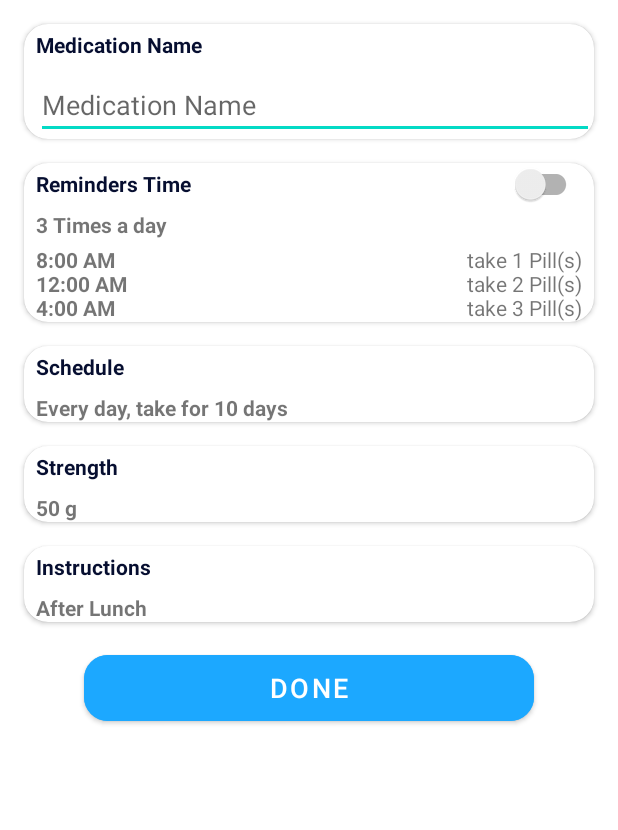
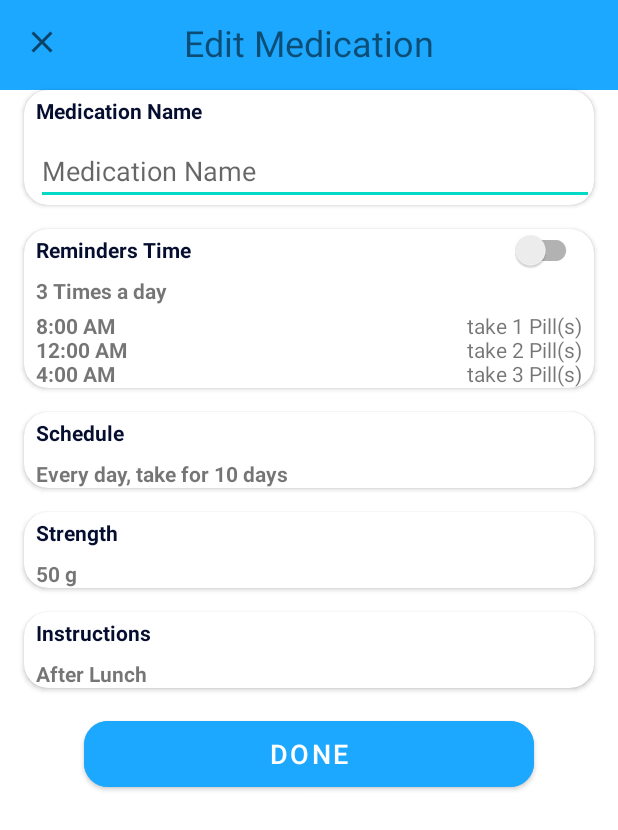
Before and after one commit to AhmedAbdallah125/Medical-Reminder, an Android app: the MedicationDrugEdit screen opened directly, with no data from a screen before it, on a phone screen of 412 x 824 dp. Shown: the top 830 px of the screen. Run offline under Robolectric (Android 15) with nearby library versions, the phone set to English and light mode, and no system bars.

Commit message:
solve conflict

```diff
--- a/app/src/main/java/com/team_three/medicalreminder/Home_Screen/view/HomeActivity.java
+++ b/app/src/main/java/com/team_three/medicalreminder/Home_Screen/view/HomeActivity.java
@@ -65,8 +65,10 @@ public class HomeActivity extends AppCompatActivity {
                 break;
             case R.id.nav_menu_medication:
                 selectFragment = new MedicationListFragment();
+                break;
             case R.id.nav_menu_updates:
                 selectFragment = new AddTaker();
+                break;
 
         }
         getSupportFragmentManager().beginTransaction().replace(
--- a/app/src/main/java/com/team_three/medicalreminder/medicationList/view/AcrtiveMedsFragment.java
+++ b/app/src/main/java/com/team_three/medicalreminder/medicationList/view/AcrtiveMedsFragment.java
@@ -12,7 +12,6 @@ import android.view.LayoutInflater;
 import android.view.View;
 import android.view.ViewGroup;
 
-import com.team_three.medicalreminder.Home_Screen.HomeFragment;
 import com.team_three.medicalreminder.R;
 import com.team_three.medicalreminder.databinding.FragmentAcrtiveMedsBinding;
 import com.team_three.medicalreminder.medicationList.model.MedicinesActive;
--- a/app/src/main/java/com/team_three/medicalreminder/medicationdrug/view/MedicationDrugDisplay.java
+++ b/app/src/main/java/com/team_three/medicalreminder/medicationdrug/view/MedicationDrugDisplay.java
@@ -16,7 +16,6 @@ public class MedicationDrugDisplay extends AppCompatActivity {
         super.onCreate(savedInstanceState);
         binding = ActivityMedicationDrugDisplayBinding.inflate(getLayoutInflater());
         setContentView(binding.getRoot());
-        Objects.requireNonNull(getSupportActionBar()).hide();
         binding.imageEdit.setOnClickListener(view->{
             Intent intent = new Intent(this,MedicationDrugEdit.class);
             intent.putExtra("name",binding.txtDrugName.getText());
--- a/app/src/main/java/com/team_three/medicalreminder/medicationdrug/view/MedicationDrugEdit.java
+++ b/app/src/main/java/com/team_three/medicalreminder/medicationdrug/view/MedicationDrugEdit.java
@@ -1,17 +1,12 @@
 package com.team_three.medicalreminder.medicationdrug.view;
 
 import androidx.appcompat.app.AppCompatActivity;
-import androidx.core.view.MenuItemCompat;
 
 import android.content.Intent;
 import android.os.Bundle;
-import android.view.Menu;
-import android.view.MenuItem;
 
-import com.team_three.medicalreminder.R;
 import com.team_three.medicalreminder.databinding.ActivityMedicationDrugEditBinding;
 
-import java.util.Objects;
 
 public class MedicationDrugEdit extends AppCompatActivity {
     private ActivityMedicationDrugEditBinding binding;
@@ -21,9 +16,6 @@ public class MedicationDrugEdit extends AppCompatActivity {
         super.onCreate(savedInstanceState);
         binding = ActivityMedicationDrugEditBinding.inflate(getLayoutInflater());
         setContentView(binding.getRoot());
-        Objects.requireNonNull(getSupportActionBar()).setDisplayHomeAsUpEnabled(true);
-        getSupportActionBar().setHomeAsUpIndicator(R.drawable.ic_baseline_close_24);
-        getSupportActionBar().setTitle("Edit Medication");
         Intent intent = getIntent();
         binding.edtTxtMedicationName.setText(intent.getStringExtra("name"));
         binding.txtDoseTimes.setText("3 Times a day ");
@@ -34,9 +26,4 @@ public class MedicationDrugEdit extends AppCompatActivity {
         binding.txtDrugInstructions.setText("After Lunch");
     }
 
-    @Override
-    public boolean onSupportNavigateUp() {
-        finish();
-        return false;
-    }
 }
--- a/app/src/main/res/layout/activity_medication_drug_edit.xml
+++ b/app/src/main/res/layout/activity_medication_drug_edit.xml
@@ -11,17 +11,49 @@
         android:layout_width="match_parent"
         android:layout_height="wrap_content">
 
+        <androidx.constraintlayout.widget.ConstraintLayout
+            android:id="@+id/constraintLayout2"
+            android:layout_width="match_parent"
+            android:layout_height="60dp"
+            android:background="@color/primaryColor"
+            app:layout_constraintEnd_toEndOf="parent"
+            app:layout_constraintHorizontal_bias="1.0"
+            app:layout_constraintStart_toStartOf="parent"
+            app:layout_constraintTop_toTopOf="parent">
+
+            <ImageView
+                android:id="@+id/imageCancel"
+                android:layout_width="wrap_content"
+                android:layout_height="wrap_content"
+                android:layout_marginStart="16dp"
+                android:layout_marginTop="16dp"
+                android:contentDescription="@string/todo"
+                app:layout_constraintStart_toStartOf="parent"
+                app:layout_constraintTop_toTopOf="parent"
+                app:srcCompat="@drawable/ic_baseline_close_24" />
+
+            <TextView
+                android:id="@+id/textView2"
+                android:layout_width="wrap_content"
+                android:layout_height="wrap_content"
+                android:text="@string/edit_medication"
+                android:textSize="24sp"
+                app:layout_constraintBottom_toBottomOf="@+id/imageCancel"
+                app:layout_constraintEnd_toEndOf="parent"
+                app:layout_constraintStart_toStartOf="parent"
+                app:layout_constraintTop_toTopOf="@+id/imageCancel" />
+        </androidx.constraintlayout.widget.ConstraintLayout>
+
         <androidx.cardview.widget.CardView
             android:id="@+id/MedicationNamecardView"
             android:layout_width="0dp"
             android:layout_height="wrap_content"
-            android:layout_marginLeft="16dp"
-            android:layout_marginTop="16dp"
-            android:layout_marginRight="16dp"
+            android:layout_marginStart="16dp"
+            android:layout_marginEnd="16dp"
             app:cardCornerRadius="@dimen/buttonCornerRadius"
             app:layout_constraintEnd_toEndOf="parent"
             app:layout_constraintStart_toStartOf="parent"
-            app:layout_constraintTop_toTopOf="parent">
+            app:layout_constraintTop_toBottomOf="@+id/constraintLayout2">
 
             <androidx.constraintlayout.widget.ConstraintLayout
                 android:layout_width="match_parent"
--- a/app/src/main/res/values/strings.xml
+++ b/app/src/main/res/values/strings.xml
@@ -32,7 +32,6 @@
     <string name="btnAddTaker">add taker</string>
     <string name="txtTitleOfAddTaker">Add Taker</string>
     <string name="name">name</string>
-    <string name="email">email</string>
     <string name="todo">TODO</string>
     <string name="Date_Format">dd/mm/yyyy</string>
     <string name="end_date">End Date</string>
@@ -45,7 +44,7 @@
     <string name="btnAdd">Add</string>
     <string name="no_of_pills">Pills per time</string>
     <string name="btnChooseTime">Choose Time</string>
-    <string-array name="Medication_Type">
+    <!--<string-array name="Medication_Type">
         <item>Pill</item>
         <item>Solution</item>
         <item>Injection</item>
@@ -71,7 +70,7 @@
         <item>3 times a day</item>
         <item>4 times a day</item>
         <item>Only as needed</item>
-    </string-array>
+    </string-array>-->
     <string name="title_activity_login">LoginActivity</string>
     <!-- Strings used for fragments for navigation -->
     <string name="first_fragment_label">First Fragment</string>
@@ -88,4 +87,5 @@
     <string name="previsous_logged_with_Google">Previously Logged in with Google+?</string>
     <string name="sign_up">Sign Up</string>
     <string name="txt_sign_up_details" >Register to securely back up your data on your server</string>
+    <string name="edit_medication">Edit Medication</string>
 </resources>
```
